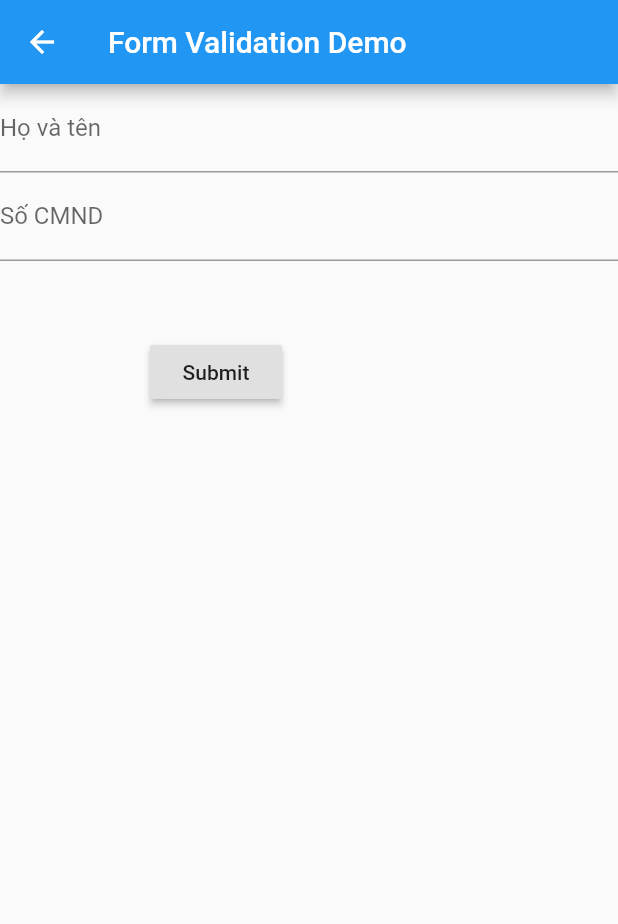
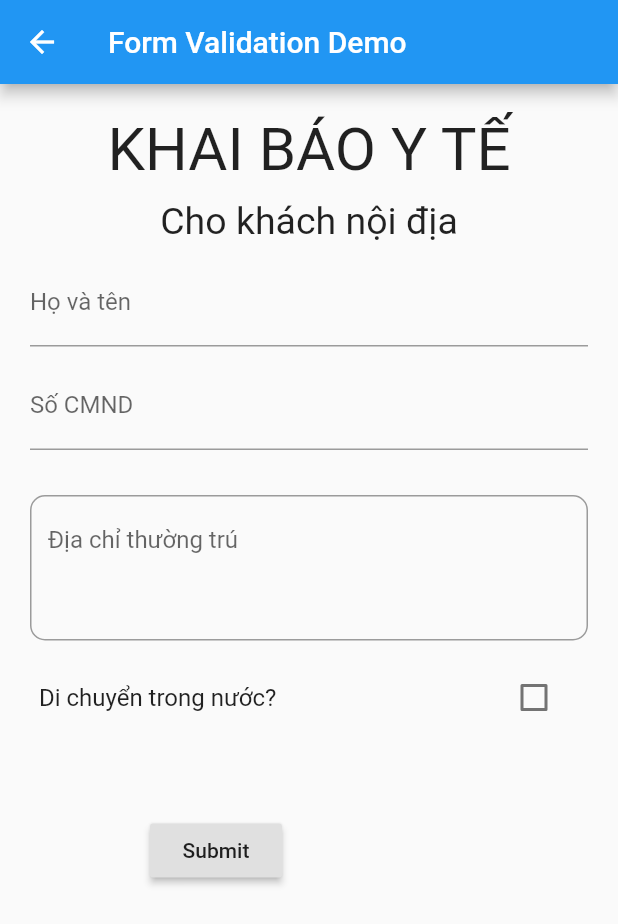
Before and after one commit to phanthingocanh/ADN-Mobile, a Flutter app: the FillInforRoute screen opened by its route, on a phone screen of 412 x 824 dp. Shown: the top 924 px of the screen. Run offline on Flutter 3.47's test engine with Material 2 defaults, Android fonts, the phone set to English and light mode, and no system bars; our stand-ins replace validators.

Commit message:
Add Checkbox, TextArea, Visibility

```diff
--- a/lib/constants/routes.dart
+++ b/lib/constants/routes.dart
@@ -1,6 +1,8 @@
 import 'package:adnproject/constants/strings.dart';
 import 'package:adnproject/screens/intro/intro.dart';
 import 'package:adnproject/screens/information/fill_info.dart';
+import 'package:adnproject/screens/select_image/select_image.dart';
+
 import 'package:flutter/widgets.dart';
 
 final Map<String, WidgetBuilder> routesMap = <String, WidgetBuilder>{
--- a/lib/screens/information/fill_info.dart
+++ b/lib/screens/information/fill_info.dart
@@ -1,23 +1,9 @@
+import 'package:validators/validators.dart' as validate;
 import 'package:adnproject/constants/strings.dart';
+import 'package:flutter/material.dart';
+import 'package:adnproject/constants/globals.dart' as globals;
 // import 'package:datetime_picker_formfield/datetime_picker_formfield.dart';
 // import 'package:flutter/material.dart';
-import 'package:flutter/material.dart';
-import 'package:validators/validators.dart' as validate;
-
-class SelectImageRoute extends StatelessWidget {
-  @override
-  Widget build(BuildContext context) {
-    return Scaffold(
-      appBar: AppBar(
-        title: Text(Strings.selectIdCardImage),
-      ),
-      body: Center(
-        child: Text('This is temporary empty - hello'),
-      ),
-    );
-  }
-}
-
 // import 'package:intl/intl.dart' as intl;
 // import 'package:datetime_picker_formfield/datetime_picker_formfield.dart' as datetime_picker_formfield;
 
@@ -26,12 +12,40 @@ class FillInforRoute extends StatelessWidget {
   @override
   Widget build(BuildContext context) {
     // final appTitle = 'Form Validation Demo';
-
     return Scaffold(
         appBar: AppBar(
           title: Text(Strings.formTitle),
         ),
-        body: MyCustomForm(),
+        body: ListView(
+//        crossAxisAlignment: CrossAxisAlignment.center,
+//        mainAxisAlignment: MainAxisAlignment.spaceEvenly,
+          children: <Widget>[
+            Center(
+              child: Container(
+                padding: EdgeInsets.only(top:20),
+                child: Text(
+                    'KHAI BÁO Y TẾ',
+                    style: TextStyle(
+                        fontSize: 40.0
+                    )
+                ),
+              ),
+            ),
+
+            Center(
+              child: Container(
+                padding: EdgeInsets.only(top:10),
+                child: Text(
+                    'Cho khách nội địa',
+                    style: TextStyle(
+                        fontSize: 25.0
+                    )
+                ),
+              ),
+            ),
+            MyCustomForm(),
+          ],
+        ),
     );
   }
 }
@@ -56,24 +70,31 @@ class MyCustomFormState extends State<MyCustomForm> {
   // final format = intl.DateFormat("yyyy-MM-dd");
   @override
   Widget build(BuildContext context) {
+
     // Build a Form widget using the _formKey created above.
     return Form(
       key: _formKey,
       child: Column(
         crossAxisAlignment: CrossAxisAlignment.start,
         children: <Widget>[
-          TextFormField(
+          Padding(
+            padding: const EdgeInsets.fromLTRB(20.0, 10.0, 20.0, 0.0),
+            child: TextFormField(
               decoration: InputDecoration(
                 labelText: 'Họ và tên'
               ),
               validator: (value) {
                 if (value.isEmpty) {
-                return 'Please enter some text';
+                  return 'Vui lòng nhập tên';
                 }
                 return null;
               },
             ),
-          TextFormField(
+          ),
+          Padding(
+            padding: const EdgeInsets.fromLTRB(20.0, 10.0, 20.0, 10.0),
+            child: TextFormField(
+              keyboardType: TextInputType.number,
               decoration: InputDecoration(
                 labelText: 'Số CMND'
               ),
@@ -84,7 +105,32 @@ class MyCustomFormState extends State<MyCustomForm> {
                 return null;
               },
             ),
-          //
+          ),
+          Padding(
+            padding: const EdgeInsets.fromLTRB(20.0, 20.0, 20.0, 0.0),
+            child: TextFormField(
+              maxLines: 3,
+              decoration: InputDecoration(
+                labelText: 'Địa chỉ thường trú',
+                alignLabelWithHint: true,
+                hintText: 'Nhập địa chỉ thường trú',
+                border: OutlineInputBorder(
+                  borderRadius: BorderRadius.circular(10.0)
+                ),
+
+
+              ),
+              validator: (value) {
+                if (value.isEmpty) {
+                  return 'Vui lòng nhập địa chỉ thường trú';
+                }
+                return null;
+              },
+            ),
+          ),
+
+          TravelCheckbox(),
+
           Padding(
             padding: const EdgeInsets.symmetric(vertical: 50.0, horizontal: 100.0),
             child: RaisedButton(
@@ -105,3 +151,51 @@ class MyCustomFormState extends State<MyCustomForm> {
     );
   }
 }
+
+class TravelCheckbox extends StatefulWidget {
+  TravelCheckbox({Key key}) : super(key: key);
+
+  @override
+  _TravelCheckboxState createState() => _TravelCheckboxState();
+}
+
+class _TravelCheckboxState extends State<TravelCheckbox> {
+  @override
+  bool _travel = false;
+  Widget build(BuildContext context) {
+    return ListView(
+      shrinkWrap: true,
+      children: <Widget>[
+        Padding(
+          padding: const EdgeInsets.fromLTRB(10.0, 10.0, 20.0, 0.0),
+          child: CheckboxListTile(
+              title: const Text('Di chuyển trong nước?'),
+              value: _travel,
+              onChanged: (bool value) {
+                setState(() {
+                  _travel = value;
+                });
+              }
+          ),
+        ),
+        Visibility(
+          visible: _travel,
+          child: Padding(
+            padding: const EdgeInsets.fromLTRB(20.0, 10.0, 20.0, 0.0),
+            child: TextFormField(
+              decoration: InputDecoration(
+                  labelText: 'Nơi đi'
+              ),
+              validator: (value) {
+                if (value.isEmpty) {
+                  return 'Vui lòng nhập nơi đi';
+                }
+                return null;
+              },
+            ),
+          ),
+        ),
+      ],
+    );
+  }
+}
```
Also changed, not shown: pubspec.lock. Lines whose indentation alone changed are shown as unchanged.
